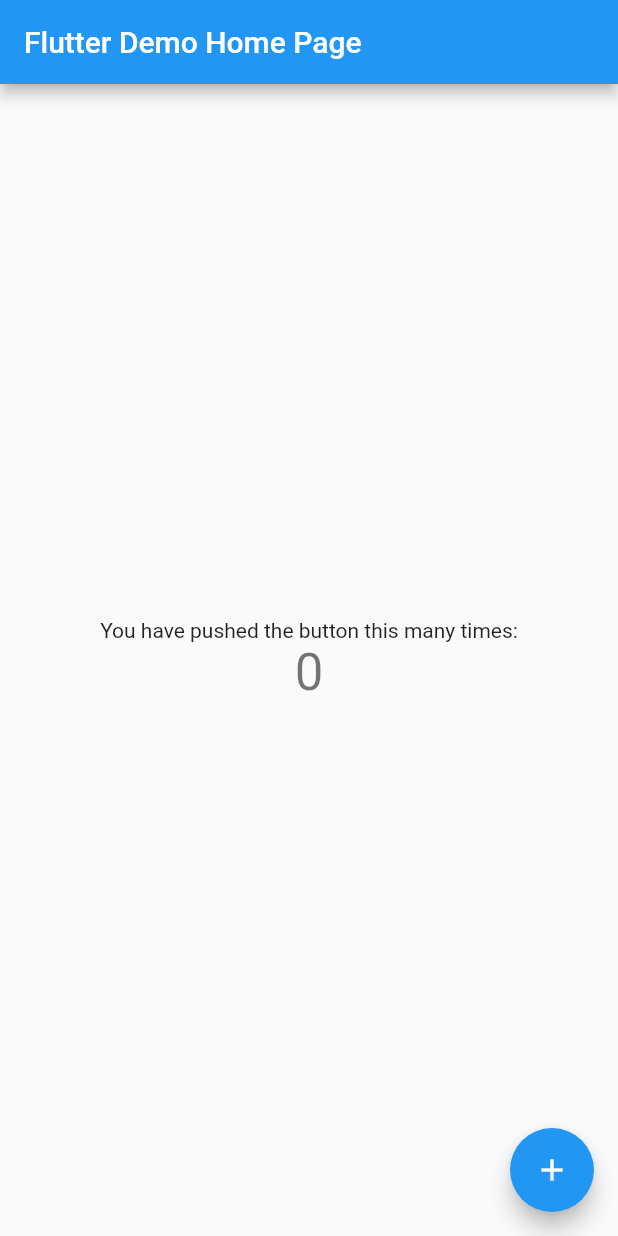
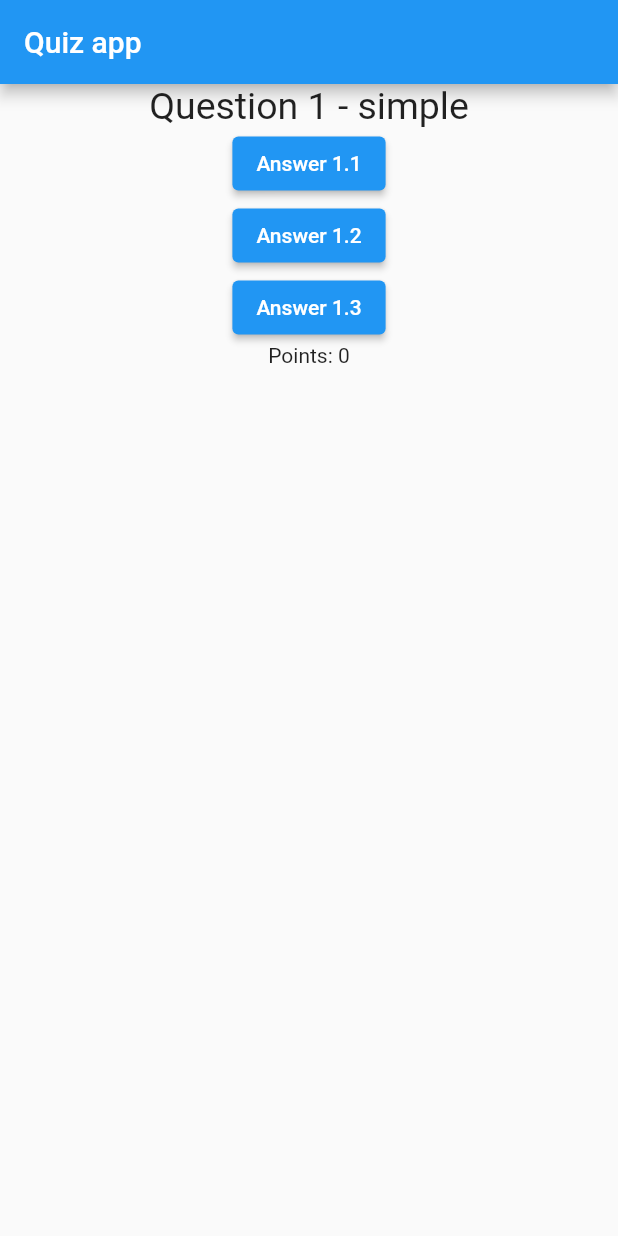
Before and after one commit to Qumpell/quiz-app, a Flutter app: the screen it shows after launch, on a phone screen of 412 x 824 dp. Run offline on Flutter 3.47's test engine with Material 2 defaults, Android fonts, the phone set to English and light mode, and no system bars.

Commit message:
adding questions

```diff
--- /dev/null
+++ b/lib/column.dart
@@ -0,0 +1,129 @@
+import 'package:flutter/material.dart';
+
+class MyColumnExampleWidget extends StatelessWidget {
+  const MyColumnExampleWidget({Key? key}) : super(key: key);
+  @override
+  Widget build(BuildContext context) {
+    var questions = ['Question 1', 'Question 2', 'Question 3'];
+    return Row(
+      children: [
+        Text(questions[0], style: TextStyle(fontSize: 40)),
+        Text(questions[1], style: TextStyle(fontSize: 40)),
+        Text(questions[2], style: TextStyle(fontSize: 40)),
+      ],
+    );
+  }
+}
+
+class MyColumnExampleWidget2 extends StatelessWidget {
+  const MyColumnExampleWidget2({Key? key}) : super(key: key);
+
+  void answer() {
+    print('Answer');
+  }
+
+  @override
+  Widget build(BuildContext context) {
+    var questions = [
+      {
+        'question': 'Question 1 - simple',
+        'answer1': 'Answer 1.1',
+        'answer2': 'Answer 1.2',
+        'answer3': 'Answer 1.3',
+      },
+      {
+        'question': 'Question 2',
+        'answer1': 'Answer 2.1',
+        'answer2': 'Answer 2.2',
+        'answer3': 'Answer 2.3',
+      },
+    ];
+    return Column(
+      children: [
+        Text(questions[1]['question']!, style: TextStyle(fontSize: 25)),
+        ElevatedButton(
+          onPressed: () {
+            answer();
+          },
+          child: Text(questions[0]['answer1']!),
+        ),
+        ElevatedButton(
+          onPressed: answer,
+          child: Text(questions[0]['answer2']!),
+        ),
+        ElevatedButton(
+            onPressed: () => {answer()}, child: Text(questions[0]['answer3']!)),
+      ],
+    );
+  }
+}
+
+class QuestionWidget extends StatefulWidget {
+  const QuestionWidget({Key? key}) : super(key: key);
+  _QuestionWidgetState createState() => _QuestionWidgetState();
+}
+
+class _QuestionWidgetState extends State<QuestionWidget> {
+  var points = 0;
+  var questionId = 0;
+  var questions = [
+    {
+      'question': 'Question 1 - simple',
+      'answer1': 'Answer 1.1',
+      'answer2': 'Answer 1.2',
+      'answer3': 'Answer 1.3',
+      'correct': 'answer3',
+    },
+    {
+      'question': 'Question 2',
+      'answer1': 'Answer 2.1',
+      'answer2': 'Answer 2.2',
+      'answer3': 'Answer 2.3',
+      'correct': 'answer3',
+    },
+    {
+      'question': 'Question 3',
+      'answer1': 'Answer 3.1',
+      'answer2': 'Answer 3.2',
+      'answer3': 'Answer 3.3',
+      'correct': 'answer3',
+    },
+  ];
+
+  @override
+  void checkAnswer(String answer_given) {
+    if (answer_given == questions[questionId]['correct']) {
+      points = points + 1;
+    } else {
+      points = points - 1;
+    }
+    setState(() {
+      questionId = (questionId + 1) % questions.length;
+    });
+    print('Answer');
+  }
+
+  @override
+  Widget build(BuildContext context) {
+    return Column(
+      children: [
+        Text(questions[questionId]['question']!,
+            style: TextStyle(fontSize: 25)),
+        ElevatedButton(
+          onPressed: () {
+            checkAnswer('answer1');
+          },
+          child: Text(questions[questionId]['answer1']!),
+        ),
+        ElevatedButton(
+          onPressed: () => checkAnswer('answer2'),
+          child: Text(questions[questionId]['answer2']!),
+        ),
+        ElevatedButton(
+            onPressed: () => {checkAnswer('answer3')},
+            child: Text(questions[questionId]['answer3']!)),
+        Text('Points: ${points.toString()}'),
+      ],
+    );
+  }
+}
--- a/lib/main.dart
+++ b/lib/main.dart
@@ -1,115 +1,50 @@
 import 'package:flutter/material.dart';
 
-void main() {
-  runApp(const MyApp());
-}
+import 'column.dart';
 
+void main() => runApp(MyApp());
+
+//void main(){
+//runApp(MyApp())
+//}
 class MyApp extends StatelessWidget {
-  const MyApp({super.key});
+  // This widget is the root of your application.
 
-  // This widget is the root of your application.
   @override
   Widget build(BuildContext context) {
     return MaterialApp(
-      title: 'Flutter Demo',
+      // Application name
+      title: 'Quiz app',
+      // Application theme data, you can set the colors for the application as
+      // you want
       theme: ThemeData(
-        // This is the theme of your application.
-        //
-        // Try running your application with "flutter run". You'll see the
-        // application has a blue toolbar. Then, without quitting the app, try
-        // changing the primarySwatch below to Colors.green and then invoke
-        // "hot reload" (press "r" in the console where you ran "flutter run",
-        // or simply save your changes to "hot reload" in a Flutter IDE).
-        // Notice that the counter didn't reset back to zero; the application
-        // is not restarted.
+        // useMaterial3: true,
         primarySwatch: Colors.blue,
       ),
-      home: const MyHomePage(title: 'Flutter Demo Home Page'),
+      // A widget which will be started on application startup
+      home: const MyHomePage(title: 'Quiz app'),
     );
   }
 }
 
-class MyHomePage extends StatefulWidget {
-  const MyHomePage({super.key, required this.title});
-
-  // This widget is the home page of your application. It is stateful, meaning
-  // that it has a State object (defined below) that contains fields that affect
-  // how it looks.
-
-  // This class is the configuration for the state. It holds the values (in this
-  // case the title) provided by the parent (in this case the App widget) and
-  // used by the build method of the State. Fields in a Widget subclass are
-  // always marked "final".
-
+class MyHomePage extends StatelessWidget {
   final String title;
-
-  @override
-  State<MyHomePage> createState() => _MyHomePageState();
-}
-
-class _MyHomePageState extends State<MyHomePage> {
-  int _counter = 0;
-
-  void _incrementCounter() {
-    setState(() {
-      // This call to setState tells the Flutter framework that something has
-      // changed in this State, which causes it to rerun the build method below
-      // so that the display can reflect the updated values. If we changed
-      // _counter without calling setState(), then the build method would not be
-      // called again, and so nothing would appear to happen.
-      _counter++;
-    });
-  }
+  const MyHomePage({Key? key, required this.title}) : super(key: key);
 
   @override
   Widget build(BuildContext context) {
-    // This method is rerun every time setState is called, for instance as done
-    // by the _incrementCounter method above.
-    //
-    // The Flutter framework has been optimized to make rerunning build methods
-    // fast, so that you can just rebuild anything that needs updating rather
-    // than having to individually change instances of widgets.
     return Scaffold(
-      appBar: AppBar(
-        // Here we take the value from the MyHomePage object that was created by
-        // the App.build method, and use it to set our appbar title.
-        title: Text(widget.title),
-      ),
-      body: Center(
-        // Center is a layout widget. It takes a single child and positions it
-        // in the middle of the parent.
-        child: Column(
-          // Column is also a layout widget. It takes a list of children and
-          // arranges them vertically. By default, it sizes itself to fit its
-          // children horizontally, and tries to be as tall as its parent.
-          //
-          // Invoke "debug painting" (press "p" in the console, choose the
-          // "Toggle Debug Paint" action from the Flutter Inspector in Android
-          // Studio, or the "Toggle Debug Paint" command in Visual Studio Code)
-          // to see the wireframe for each widget.
-          //
-          // Column has various properties to control how it sizes itself and
-          // how it positions its children. Here we use mainAxisAlignment to
-          // center the children vertically; the main axis here is the vertical
-          // axis because Columns are vertical (the cross axis would be
-          // horizontal).
-          mainAxisAlignment: MainAxisAlignment.center,
-          children: <Widget>[
-            const Text(
-              'You have pushed the button this many times:',
-            ),
-            Text(
-              '$_counter',
-              style: Theme.of(context).textTheme.headlineMedium,
-            ),
-          ],
+        appBar: AppBar(
+          // The title text which will be shown on the action bar
+          title: Text(title),
         ),
-      ),
-      floatingActionButton: FloatingActionButton(
-        onPressed: _incrementCounter,
-        tooltip: 'Increment',
-        child: const Icon(Icons.add),
-      ), // This trailing comma makes auto-formatting nicer for build methods.
-    );
+        // body: Center(
+        //   child: Text(
+        //     'Hello, World!',
+        //   ),
+        // ),
+        body: Center(child: QuestionWidget()));
+
+    //body: QuestionWidget());
   }
 }
```
Also changed, not shown: 1 other file.
